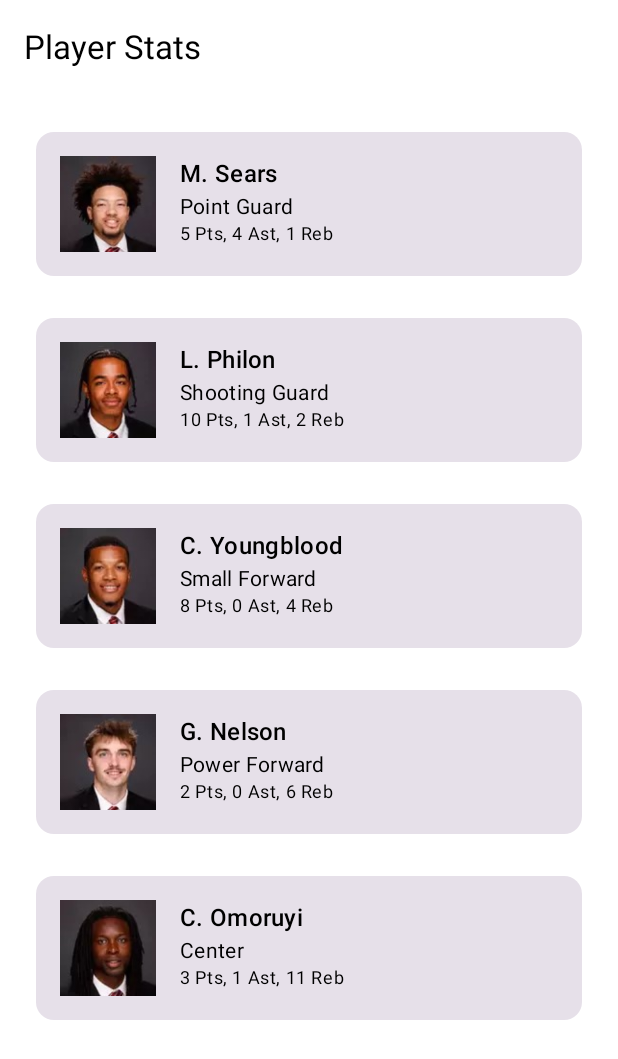
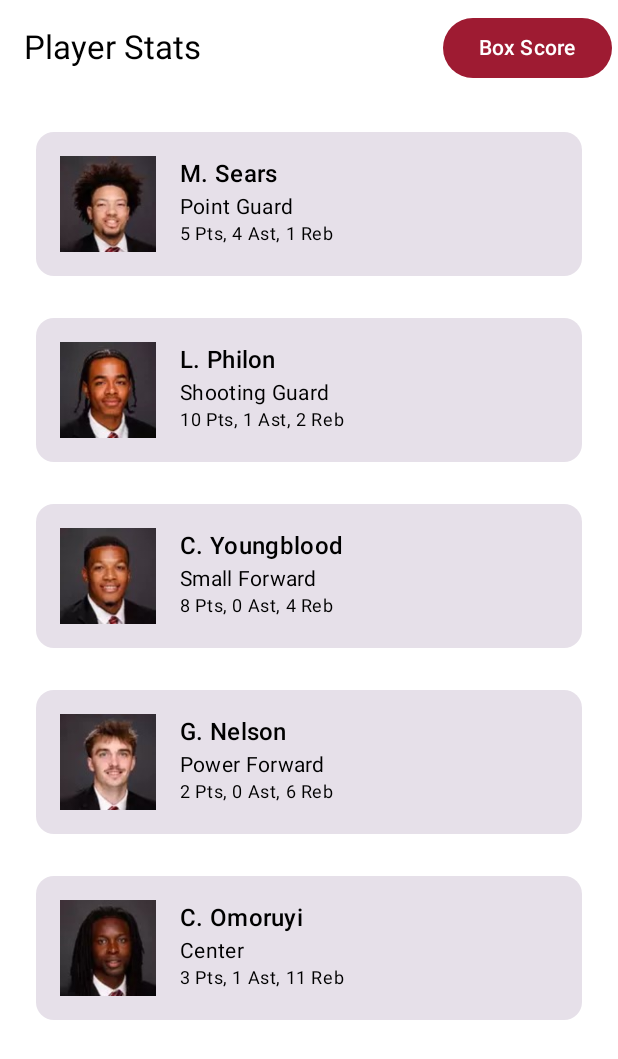
Before and after one commit to SmartGlass-Analytics/smartglass, an Android app built with Jetpack Compose: the PlayerStatsScreen screen opened through its navigation route, on a phone screen of 412 x 824 dp. Shown: the top 1059 px of the screen. Run offline under Robolectric (Android 15) with nearby library versions, the phone set to English and light mode, and no system bars.

Commit message:
box score

```diff
--- a/app/src/main/java/com/example/smartglassapplication/ui/theme/PlayerStatsScreen.kt
+++ b/app/src/main/java/com/example/smartglassapplication/ui/theme/PlayerStatsScreen.kt
@@ -4,12 +4,13 @@ import PlayerCard
 import androidx.compose.foundation.layout.*
 import androidx.compose.foundation.lazy.LazyColumn
 import androidx.compose.material3.*
-import androidx.compose.runtime.Composable
+import androidx.compose.runtime.*
 import androidx.compose.ui.Modifier
 import androidx.compose.ui.unit.dp
 import androidx.navigation.NavController
 import com.example.smartglassapplication.R
 import com.example.smartglassapplication.data.Player
+import kotlinx.coroutines.launch
 
 @OptIn(ExperimentalMaterial3Api::class)
 @Composable
@@ -22,10 +23,27 @@ fun PlayerStatsScreen(navController: NavController) {
         Player("C. Omoruyi", "Center", "3 Pts, 1 Ast, 11 Reb", R.drawable.cliffordomoruyi)
     )
 
+    val snackbarHostState = remember { SnackbarHostState() }
+    val scope = rememberCoroutineScope()
+
     Scaffold(
         topBar = {
-            TopAppBar(title = { Text("Player Stats") })
-        }
+            TopAppBar(
+                title = { Text("Player Stats") },
+                actions = {
+                    Button(
+                        onClick = {
+                            scope.launch {
+                                snackbarHostState.showSnackbar("Retrieving box score")
+                            }
+                        }
+                    ) {
+                        Text("Box Score")
+                    }
+                }
+            )
+        },
+        snackbarHost = { SnackbarHost(snackbarHostState) }
     ) { padding ->
         LazyColumn(
             modifier = Modifier
```
